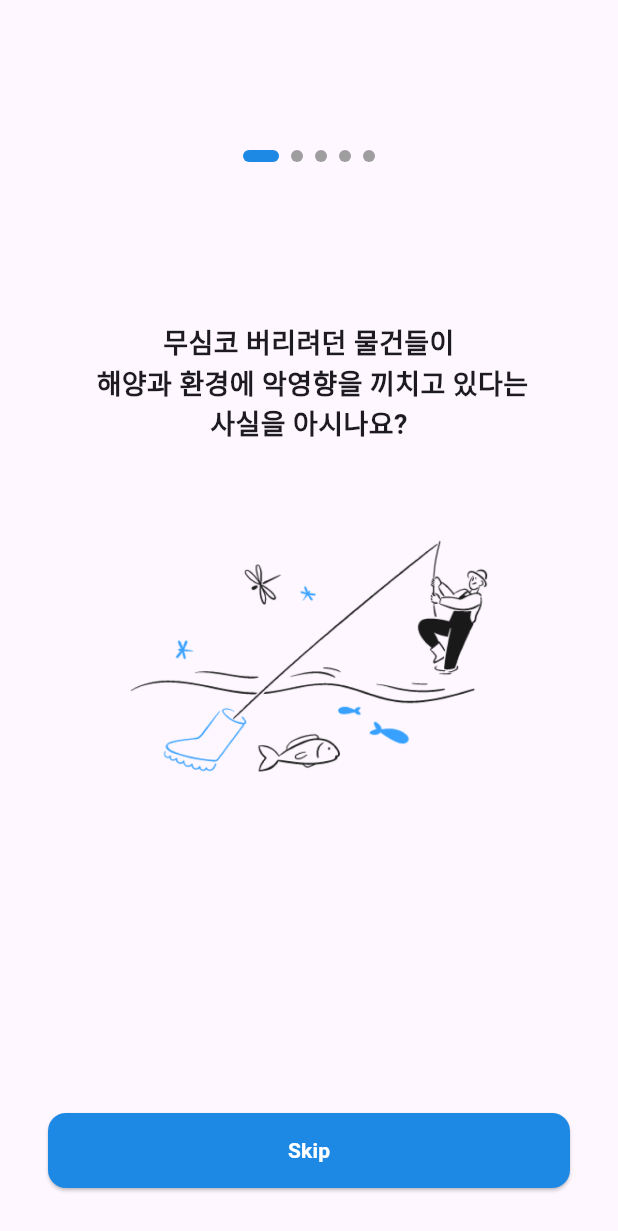
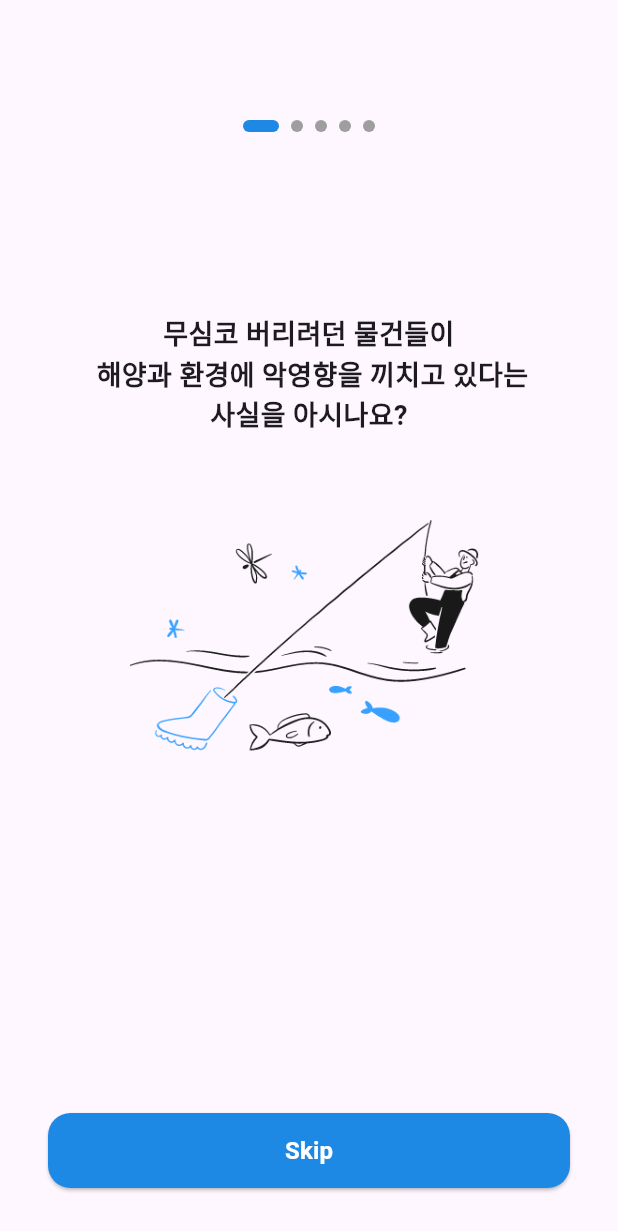
Before and after one commit to gdsc-ssu/anbd-app, a Flutter app: the screen it shows after launch, after a tap on "Skip", on a phone screen of 412 x 824 dp. Shown: the top 1231 px of the screen. Run offline on Flutter 3.47's test engine with Material 3 defaults, Android fonts, the phone set to English and light mode, and no system bars; drawn by our look-alikes of smooth_page_indicator; our stand-ins replace flutter_svg, shared_preferences.

Commit message:
[feat] main.dart changenotifer 구조 수정

```diff
--- a/lib/main.dart
+++ b/lib/main.dart
@@ -1,29 +1,23 @@
 import 'package:flutter/material.dart';
 import 'package:provider/provider.dart';
-import 'package:shared_preferences/shared_preferences.dart';
 import 'package:andb/screens/onboarding/onboarding_viewmodel.dart';
-import 'package:andb/screens/onboarding/onboarding_view.dart';
-import 'package:andb/screens/home/home_screen.dart';
+import 'package:andb/screens/onboarding/onboarding_screen.dart';
 
-void main() async {
-  WidgetsFlutterBinding.ensureInitialized();
-  final prefs = await SharedPreferences.getInstance();
-  final bool isOnboardingCompleted = prefs.getBool('isOnboardingCompleted') ?? false;
+void main() {
+  WidgetsFlutterBinding.ensureInitialized(); // ✅ 비동기 초기화 문제 방지
 
   runApp(
     MultiProvider(
       providers: [
         ChangeNotifierProvider(create: (_) => OnboardingViewModel()),
       ],
-      child: MyApp(startScreen: isOnboardingCompleted ? const HomeScreen() : const OnboardingScreen()),
+      child: const MyApp(),
     ),
   );
 }
 
 class MyApp extends StatelessWidget {
-  final Widget startScreen;
-
-  const MyApp({super.key, required this.startScreen});
+  const MyApp({super.key});
 
   @override
   Widget build(BuildContext context) {
@@ -34,7 +28,7 @@ class MyApp extends StatelessWidget {
         brightness: Brightness.light,
         useMaterial3: true,
       ),
-      home: startScreen, // ✅ 온보딩 완료 여부에 따라 시작 화면 설정
+      home: const OnboardingScreen(),
     );
   }
 }
--- a/lib/screens/onboarding/onboarding_view.dart
+++ b/lib/screens/onboarding/onboarding_screen.dart
@@ -1,22 +1,19 @@
 import 'package:flutter/material.dart';
 import 'package:provider/provider.dart';
 import 'package:andb/screens/onboarding/onboarding_viewmodel.dart';
+import 'package:smooth_page_indicator/smooth_page_indicator.dart';
 import 'package:andb/models/onboarding_model.dart';
-import 'package:smooth_page_indicator/smooth_page_indicator.dart';
 
 class OnboardingScreen extends StatelessWidget {
   const OnboardingScreen({super.key});
 
   @override
   Widget build(BuildContext context) {
-    return ChangeNotifierProvider(
-      create: (_) => OnboardingViewModel(),
-      child: Consumer<OnboardingViewModel>(
-        builder: (context, viewModel, child) {
+    final viewModel = context.watch<OnboardingViewModel>();
     return Scaffold(
       body: Column(
         children: [
-                const SizedBox(height: 80),
+          const SizedBox(height: 60),
           _buildPageIndicator(viewModel),
           Expanded(
             child: PageView.builder(
@@ -33,13 +30,10 @@ class OnboardingScreen extends StatelessWidget {
         ],
       ),
     );
-        },
-      ),
-    );
   }
 
   Widget _buildPageIndicator(OnboardingViewModel viewModel) {
-    return Align( // ✅ 중앙 정렬
+    return Align(
       alignment: Alignment.center,
       child: Padding(
         padding: const EdgeInsets.symmetric(vertical: 20),
@@ -47,7 +41,7 @@ class OnboardingScreen extends StatelessWidget {
           controller: viewModel.pageController,
           count: viewModel.onboardingItems.length,
           effect: const ExpandingDotsEffect(
-            activeDotColor: const Color(0xFF1E88E5),
+            activeDotColor: Color(0xFF1E88E5),
             dotColor: Colors.grey,
             dotHeight: 8,
             dotWidth: 8,
@@ -68,7 +62,7 @@ class OnboardingScreen extends StatelessWidget {
             textAlign: TextAlign.center,
             style: const TextStyle(fontSize: 18, fontWeight: FontWeight.bold),
           ),
-          const SizedBox(height: 16),
+          const SizedBox(height: 8),
           Image.asset(item.image, height: 250),
           const SizedBox(height: 60),
         ],
@@ -80,15 +74,15 @@ class OnboardingScreen extends StatelessWidget {
     return Padding(
       padding: const EdgeInsets.all(32.0),
       child: ElevatedButton(
-        onPressed: () => viewModel.completeOnboarding(context), // 온보딩 완료 처리
+        onPressed: () => viewModel.completeOnboarding(context),
         style: ElevatedButton.styleFrom(
           backgroundColor: const Color(0xFF1E88E5),
           minimumSize: const Size(double.infinity, 50),
           shape: RoundedRectangleBorder(
-            borderRadius: BorderRadius.circular(12),
+            borderRadius: BorderRadius.circular(15),
           ),
         ),
-        child: const Text("Skip", style: TextStyle(color: Colors.white, fontWeight: FontWeight.bold)),
+        child: const Text("Skip", style: TextStyle(fontSize: 16, color: Colors.white, fontWeight: FontWeight.bold)),
       ),
     );
   }
--- a/lib/screens/onboarding/onboarding_viewmodel.dart
+++ b/lib/screens/onboarding/onboarding_viewmodel.dart
@@ -15,26 +15,9 @@ class OnboardingViewModel extends ChangeNotifier {
     notifyListeners();
   }
 
-  void nextPage() {
-    if (_currentPage < onboardingItems.length - 1) {
-      _pageController.animateToPage(
-        _currentPage + 1,
-        duration: const Duration(milliseconds: 300),
-        curve: Curves.easeInOut,
-      );
-    }
-  }
-
   Future<void> completeOnboarding(BuildContext context) async {
     final prefs = await SharedPreferences.getInstance();
     await prefs.setBool('isOnboardingCompleted', true);
-
-    // ✅ 온보딩 완료 후 홈 화면으로 이동
     Navigator.pushReplacementNamed(context, "/home");
   }
-
-  Future<bool> isOnboardingCompleted() async {
-    final prefs = await SharedPreferences.getInstance();
-    return prefs.getBool('isOnboardingCompleted') ?? false;
-  }
 }
```
Also changed, not shown: assets/images/onboarding/onboarding1.png. Lines whose indentation alone changed are shown as unchanged.
